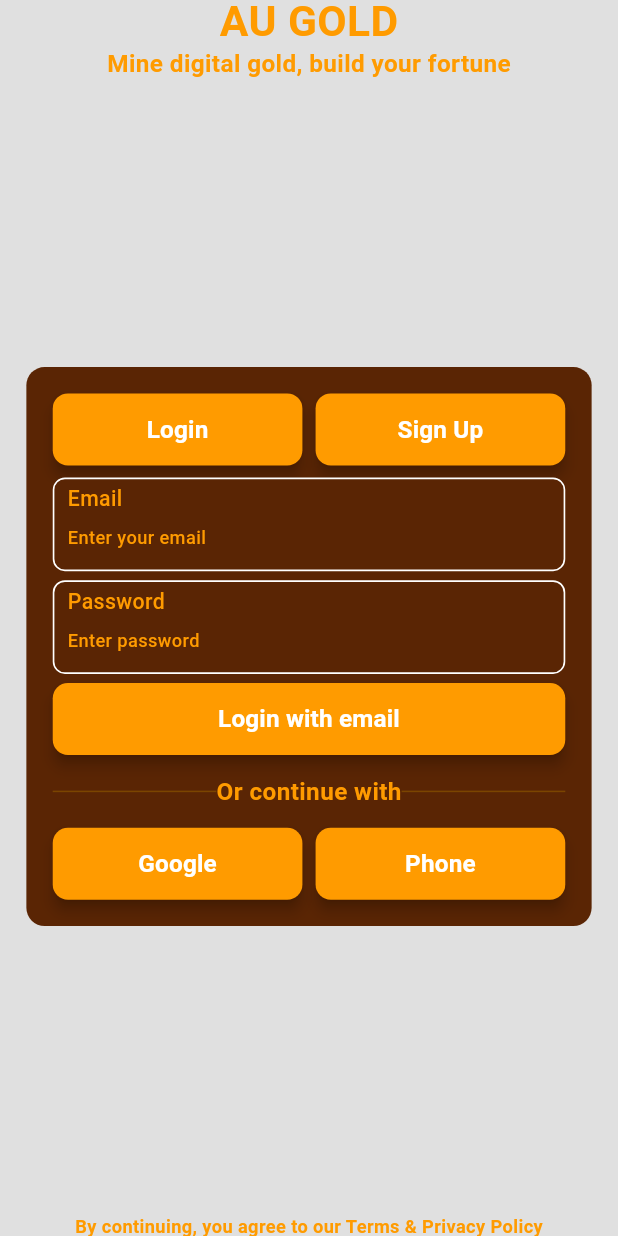
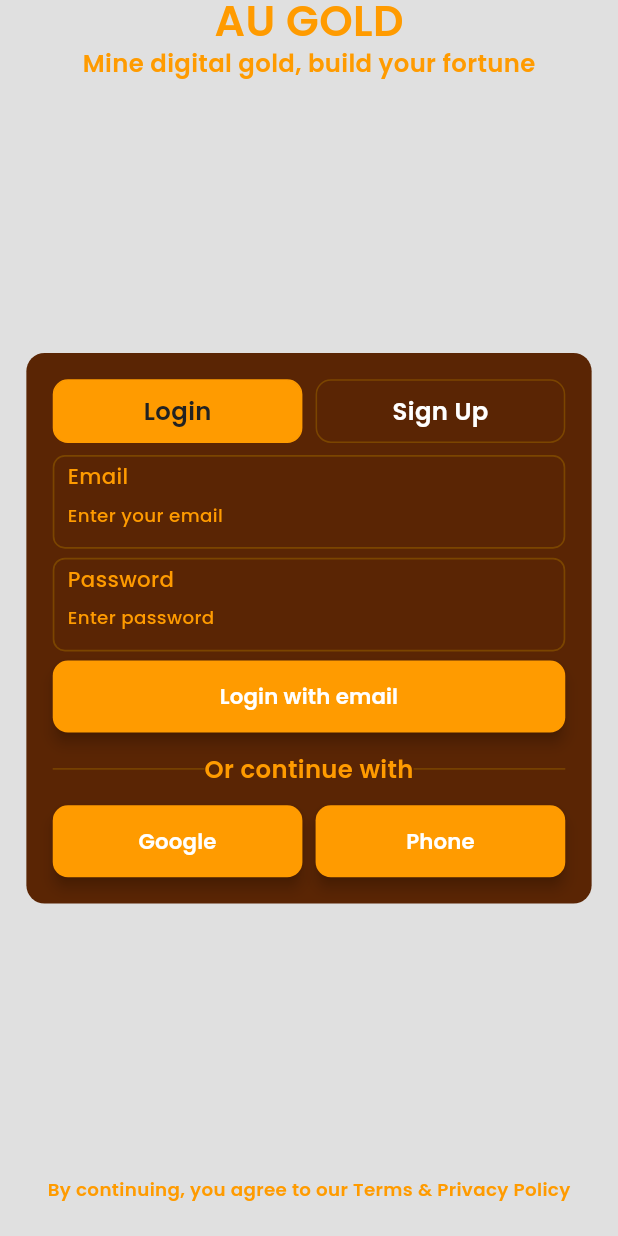
Before and after one commit to talhamehtab2014/mining_app, a Flutter app: the screen it shows after launch, after a tap on "Login", on a phone screen of 412 x 824 dp. Run offline on Flutter 3.47's test engine with Material 3 defaults, Android fonts, the light colour scheme and no system bars; drawn by our look-alikes of auto_size_text; our stand-ins replace connectivity_plus, dio, firebase_core, flutter_screenutil, freezed_annotation, get and 5 more; accounts and stored records are empty; generated files the repository leaves out were written again.

Commit message:
feat: add Google Fonts integration and update onboarding UI components

```diff
--- a/lib/src/presentation/common_widgets/common_button_widget.dart
+++ b/lib/src/presentation/common_widgets/common_button_widget.dart
@@ -1,6 +1,7 @@
 import 'package:auto_size_text/auto_size_text.dart';
 import 'package:flutter/material.dart';
 import 'package:flutter_screenutil/flutter_screenutil.dart';
+import 'package:google_fonts/google_fonts.dart';
 import 'package:mining_application/src/core/resource/r.dart';
 
 class ButtonWithRadiusWidget extends StatelessWidget {
@@ -76,10 +77,10 @@ class ButtonWithRadiusWidget extends StatelessWidget {
           buttonTitle,
           style:
               textStyle ??
-              TextStyle(
+              GoogleFonts.poppins(
                 color: Colors.white,
                 fontWeight: FontWeight.w600,
-                fontSize: 16.sp,
+                fontSize: 14.sp,
               ),
           textAlign: TextAlign.center,
           maxLines: 1,
--- a/lib/src/presentation/common_widgets/common_label_text_widget.dart
+++ b/lib/src/presentation/common_widgets/common_label_text_widget.dart
@@ -1,4 +1,5 @@
 import 'package:flutter/material.dart';
+import 'package:google_fonts/google_fonts.dart';
 
 class CommonLabelTextWidget extends StatelessWidget {
   String text;
@@ -36,10 +37,9 @@ class CommonLabelTextWidget extends StatelessWidget {
         overflow: TextOverflow.ellipsis,
         textDirection: textDirection,
         maxLines: maxLines,
-        style: TextStyle(
+        style: GoogleFonts.poppins(
           fontSize: fontSize,
           fontWeight: fontWeight,
-          fontFamily: fontFamily,
           color: textColor,
           height: textHeight,
           decoration: TextDecoration.none,
--- a/lib/src/presentation/common_widgets/common_text_field_widget.dart
+++ b/lib/src/presentation/common_widgets/common_text_field_widget.dart
@@ -1,5 +1,6 @@
 import 'package:flutter/material.dart';
 import 'package:flutter_screenutil/flutter_screenutil.dart';
+import 'package:google_fonts/google_fonts.dart';
 import 'package:mining_application/src/core/resource/r.dart';
 import 'package:mining_application/src/presentation/common_widgets/common_label_text_widget.dart';
 
@@ -23,7 +24,7 @@ class CommonTextFieldWidget extends StatelessWidget {
         color: R.palette.cardBackground,
         borderRadius: BorderRadius.circular(8.r),
         border: Border.all(
-          color: R.palette.white,
+          color: R.palette.borderOrDivider,
           width: 1.w,
         ),
       ),
@@ -41,9 +42,11 @@ class CommonTextFieldWidget extends StatelessWidget {
           2.verticalSpace,
           TextField(
             controller: controller,
+            style: GoogleFonts.poppins(),
             decoration: InputDecoration(
               border: InputBorder.none,
               isDense: true,
+              hintStyle: GoogleFonts.poppins(),
               hint: CommonLabelTextWidget(
                 text: hintText,
                 fontSize: 12.sp,
--- a/lib/src/presentation/pre_login/models/actions/onboarding_action.dart
+++ b/lib/src/presentation/pre_login/models/actions/onboarding_action.dart
@@ -3,7 +3,7 @@ import 'package:freezed_annotation/freezed_annotation.dart';
 part 'onboarding_action.freezed.dart';
 
 @freezed
-class OnboardingAction with _$OnboardingAction {
+abstract class OnboardingAction with _$OnboardingAction {
   const factory OnboardingAction.login() = Login;
 
   const factory OnboardingAction.signup() = Signup;
--- a/lib/src/presentation/pre_login/models/state/onboarding_state.dart
+++ b/lib/src/presentation/pre_login/models/state/onboarding_state.dart
@@ -5,12 +5,6 @@ part 'onboarding_state.freezed.dart';
 
 @freezed
 abstract class OnBoardingState with _$OnBoardingState {
-  const factory OnBoardingState({required OnboardingStateEnum state}) =
-      _OnBoardingState;
-
-  factory OnBoardingState.initial() =>
-      OnBoardingState(state: OnboardingStateEnum.login);
-
-  factory OnBoardingState.updateState(OnboardingStateEnum state) =>
-      OnBoardingState(state: state);
+  factory OnBoardingState.updateState(OnboardingStateEnum state) =
+      _OnBoardingUpdateState;
 }
--- a/lib/src/presentation/pre_login/onboarding_view.dart
+++ b/lib/src/presentation/pre_login/onboarding_view.dart
@@ -1,14 +1,18 @@
 import 'package:flutter/material.dart';
 import 'package:flutter_screenutil/flutter_screenutil.dart';
 import 'package:get/get.dart';
+import 'package:mining_application/src/core/enum/enums.dart';
 import 'package:mining_application/src/core/localization/app_strings.dart';
 import 'package:mining_application/src/core/resource/r.dart';
 import 'package:mining_application/src/presentation/common_widgets/common_button_widget.dart';
 import 'package:mining_application/src/presentation/common_widgets/common_label_text_widget.dart';
 import 'package:mining_application/src/presentation/common_widgets/common_text_field_widget.dart';
+import 'package:mining_application/src/presentation/pre_login/models/state/onboarding_state.dart';
 import 'package:mining_application/src/presentation/pre_login/onboarding_view_model.dart';
 
-class OnboardingView extends GetView<OnboardingViewModel> {
+import 'models/actions/onboarding_action.dart';
+
+class OnboardingView extends StatelessWidget {
   static const String id = '/OnboardingView';
 
   const OnboardingView({super.key});
@@ -43,24 +47,34 @@ class OnboardingView extends GetView<OnboardingViewModel> {
                   color: R.palette.cardBackground,
                   borderRadius: BorderRadius.circular(12.r),
                 ),
-                child: Column(
+                child: GetBuilder<OnboardingViewModel>(
+                  builder: (controller) {
+                    return controller.state.maybeWhen(
+                      updateState: (state) {
+                        return Column(
                           children: [
                             Row(
                               children: [
-                        Expanded(
-                          child: ButtonWithRadiusWidget(
-                            buttonTitle: "Login",
-                            callback: () {},
-                            borderRadius: 10.r,
-                          ),
+                                _buildTabButton(
+                                  title: AppStrings.login,
+                                  isSelected:
+                                      state == OnboardingStateEnum.login,
+                                  onTap: () {
+                                    controller.onAction(
+                                      OnboardingAction.login(),
+                                    );
+                                  },
                                 ),
                                 8.horizontalSpace,
-                        Expanded(
-                          child: ButtonWithRadiusWidget(
-                            buttonTitle: "Sign Up",
-                            callback: () {},
-                            borderRadius: 10.r,
-                          ),
+                                _buildTabButton(
+                                  title: AppStrings.signup,
+                                  isSelected:
+                                      state == OnboardingStateEnum.signup,
+                                  onTap: () {
+                                    controller.onAction(
+                                      OnboardingAction.signup(),
+                                    );
+                                  },
                                 ),
                               ],
                             ),
@@ -86,7 +100,10 @@ class OnboardingView extends GetView<OnboardingViewModel> {
                             Row(
                               children: [
                                 Expanded(
-                          child: Container(height: 1, color: R.palette.borderOrDivider),
+                                  child: Container(
+                                    height: 1,
+                                    color: R.palette.borderOrDivider,
+                                  ),
                                 ),
                                 CommonLabelTextWidget(
                                   text: AppStrings.orContinueWith,
@@ -95,7 +112,10 @@ class OnboardingView extends GetView<OnboardingViewModel> {
                                   textColor: R.palette.primary,
                                 ),
                                 Expanded(
-                          child: Container(height: 1, color: R.palette.borderOrDivider),
+                                  child: Container(
+                                    height: 1,
+                                    color: R.palette.borderOrDivider,
+                                  ),
                                 ),
                               ],
                             ),
@@ -118,8 +138,15 @@ class OnboardingView extends GetView<OnboardingViewModel> {
                                   ),
                                 ),
                               ],
-                    )
+                            ),
                           ],
+                        );
+                      },
+                      orElse: () {
+                        return Container();
+                      },
+                    );
+                  },
                 ),
               ),
               Spacer(),
@@ -130,6 +157,35 @@ class OnboardingView extends GetView<OnboardingViewModel> {
                 textColor: R.palette.primary,
               ),
             ],
+          ).marginOnly(bottom: 24.h),
+        ),
+      ),
+    );
+  }
+
+  Widget _buildTabButton({
+    required String title,
+    required bool isSelected,
+    required VoidCallback onTap,
+  }) {
+    return Expanded(
+      child: GestureDetector(
+        onTap: onTap,
+        child: Container(
+          alignment: Alignment.center,
+          padding: EdgeInsets.symmetric(vertical: 12.h),
+          decoration: BoxDecoration(
+            color: isSelected ? R.palette.primary : R.palette.transparent,
+            borderRadius: BorderRadius.circular(10.r),
+            border: Border.all(
+              color: isSelected ? R.palette.primary : R.palette.borderOrDivider,
+            ),
+          ),
+          child: CommonLabelTextWidget(
+            text: title,
+            fontWeight: FontWeight.w600,
+            fontSize: 16.sp,
+            textColor: isSelected ? R.palette.blackColor : R.palette.white,
           ),
         ),
       ),
--- a/lib/src/presentation/pre_login/onboarding_view_model.dart
+++ b/lib/src/presentation/pre_login/onboarding_view_model.dart
@@ -1,8 +1,14 @@
 import 'package:get/get.dart';
+import 'package:mining_application/src/core/enum/enums.dart';
+import 'package:mining_application/src/presentation/pre_login/models/actions/onboarding_action.dart';
+import 'package:mining_application/src/presentation/pre_login/models/state/onboarding_state.dart';
 
 class OnboardingViewModel extends GetxController {
   final String title = "Onboarding View Model";
 
+  OnBoardingState _state = OnBoardingState.updateState(OnboardingStateEnum.login);
+
+  OnBoardingState get state => _state;
 
   @override
   void onInit() {
@@ -10,4 +16,23 @@ class OnboardingViewModel extends GetxController {
     super.onInit();
     print("OnboardingViewModel Created.");
   }
+
+  onAction(OnboardingAction action) {
+    action.when(
+      login: () {
+        _state = state.copyWith(
+          state: OnboardingStateEnum.login,
+        );
+        update();
+      },
+      signup: () {
+        _state = state.copyWith(
+          state: OnboardingStateEnum.signup,
+        );
+        update();
+      },
+      loginWithGoogle: () {},
+      loginWithPhone: () {},
+    );
+  }
 }
--- a/pubspec.yaml
+++ b/pubspec.yaml
@@ -24,6 +24,8 @@ dependencies:
   firebase_core: ^4.2.0
   auto_size_text: ^3.0.0
   freezed: ^3.2.3
+  font_awesome_flutter: ^10.11.0
+  google_fonts: ^6.3.2
 
 dev_dependencies:
   flutter_test:
```
Also changed, not shown: pubspec.lock, 1 other file. Lines whose indentation alone changed are shown as unchanged.
